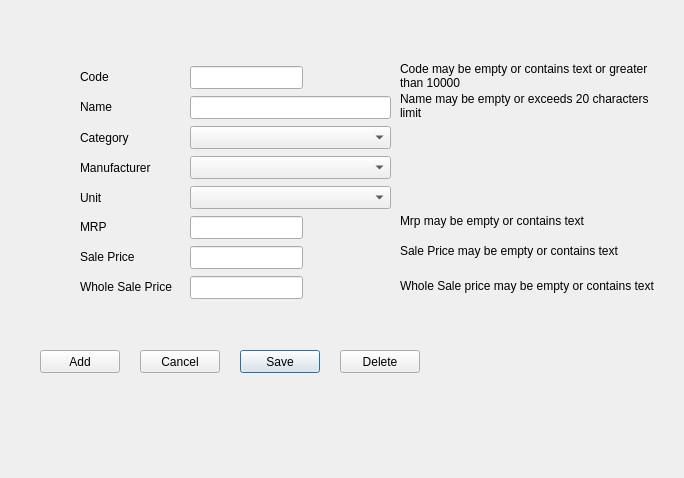
thamizha/angadi, file src/productform.ui: the form before one commit.
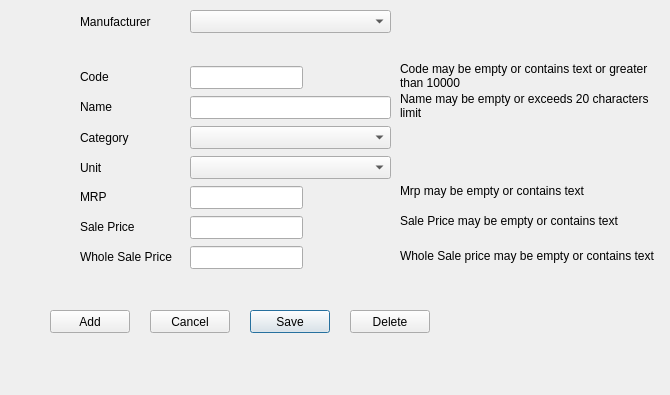
The form after the commit.

```diff
--- a/src/productform.ui
+++ b/src/productform.ui
@@ -6,8 +6,8 @@
    <rect>
     <x>0</x>
     <y>0</y>
-    <width>684</width>
-    <height>478</height>
+    <width>670</width>
+    <height>395</height>
    </rect>
   </property>
   <property name="windowTitle">
@@ -26,8 +26,8 @@
   <widget class="QPushButton" name="pushButtonSave">
    <property name="geometry">
     <rect>
-     <x>240</x>
-     <y>350</y>
+     <x>250</x>
+     <y>310</y>
      <width>80</width>
      <height>23</height>
     </rect>
@@ -43,7 +43,7 @@
    <property name="geometry">
     <rect>
      <x>80</x>
-     <y>190</y>
+     <y>160</y>
      <width>110</width>
      <height>15</height>
     </rect>
@@ -56,7 +56,7 @@
    <property name="geometry">
     <rect>
      <x>190</x>
-     <y>246</y>
+     <y>216</y>
      <width>113</width>
      <height>23</height>
     </rect>
@@ -66,22 +66,22 @@
    <property name="geometry">
     <rect>
      <x>190</x>
-     <y>186</y>
-     <width>201</width>
-     <height>23</height>
-    </rect>
-   </property>
-  </widget>
-  <widget class="QComboBox" name="comboBoxManufacturer">
-   <property name="geometry">
-    <rect>
-     <x>190</x>
      <y>156</y>
      <width>201</width>
      <height>23</height>
     </rect>
    </property>
   </widget>
+  <widget class="QComboBox" name="comboBoxManufacturer">
+   <property name="geometry">
+    <rect>
+     <x>190</x>
+     <y>10</y>
+     <width>201</width>
+     <height>23</height>
+    </rect>
+   </property>
+  </widget>
   <widget class="QLineEdit" name="lineEditName">
    <property name="geometry">
     <rect>
@@ -96,7 +96,7 @@
    <property name="geometry">
     <rect>
      <x>80</x>
-     <y>219</y>
+     <y>189</y>
      <width>57</width>
      <height>15</height>
     </rect>
@@ -109,7 +109,7 @@
    <property name="geometry">
     <rect>
      <x>190</x>
-     <y>216</y>
+     <y>186</y>
      <width>113</width>
      <height>23</height>
     </rect>
@@ -129,7 +129,7 @@
    <property name="geometry">
     <rect>
      <x>80</x>
-     <y>279</y>
+     <y>249</y>
      <width>110</width>
      <height>15</height>
     </rect>
@@ -155,7 +155,7 @@
    <property name="geometry">
     <rect>
      <x>80</x>
-     <y>249</y>
+     <y>219</y>
      <width>110</width>
      <height>15</height>
     </rect>
@@ -168,7 +168,7 @@
    <property name="geometry">
     <rect>
      <x>190</x>
-     <y>276</y>
+     <y>246</y>
      <width>113</width>
      <height>23</height>
     </rect>
@@ -190,8 +190,8 @@
   <widget class="QPushButton" name="pushButtonDelete">
    <property name="geometry">
     <rect>
-     <x>340</x>
-     <y>350</y>
+     <x>350</x>
+     <y>310</y>
      <width>80</width>
      <height>23</height>
     </rect>
@@ -217,7 +217,7 @@
    <property name="geometry">
     <rect>
      <x>80</x>
-     <y>160</y>
+     <y>14</y>
      <width>90</width>
      <height>15</height>
     </rect>
@@ -265,7 +265,7 @@
    <property name="geometry">
     <rect>
      <x>400</x>
-     <y>210</y>
+     <y>180</y>
      <width>261</width>
      <height>21</height>
     </rect>
@@ -278,7 +278,7 @@
    <property name="geometry">
     <rect>
      <x>400</x>
-     <y>240</y>
+     <y>210</y>
      <width>261</width>
      <height>21</height>
     </rect>
@@ -291,7 +291,7 @@
    <property name="geometry">
     <rect>
      <x>400</x>
-     <y>270</y>
+     <y>240</y>
      <width>261</width>
      <height>31</height>
     </rect>
@@ -306,8 +306,8 @@
   <widget class="QPushButton" name="pushButtonDeleteCancel">
    <property name="geometry">
     <rect>
-     <x>140</x>
-     <y>350</y>
+     <x>150</x>
+     <y>310</y>
      <width>80</width>
      <height>23</height>
     </rect>
@@ -319,8 +319,8 @@
   <widget class="QPushButton" name="pushButtonDeleteAdd">
    <property name="geometry">
     <rect>
-     <x>40</x>
-     <y>350</y>
+     <x>50</x>
+     <y>310</y>
      <width>80</width>
      <height>23</height>
     </rect>
```
Left out of the diff: 6 changed lines with no effect on the pictures.
